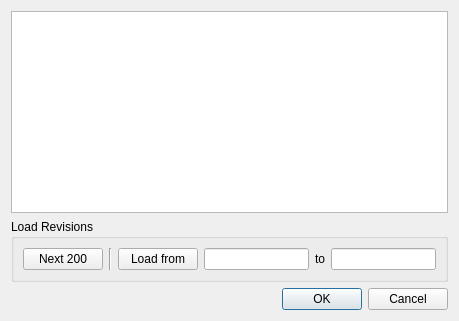
This is forms/LogDialog.ui in feddischson/svn-external-disposer as Qt 5 draws it before an edit. The edited form follows.
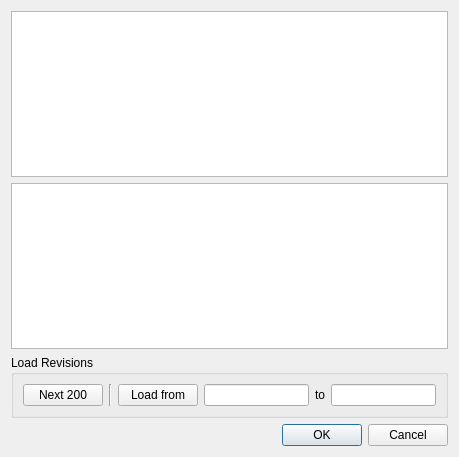
This is the edited form.

Commit message: Adds a extended log-message text-edit to the Log_Dialog.

The edit to the form file:
```diff
--- a/forms/LogDialog.ui
+++ b/forms/LogDialog.ui
@@ -7,17 +7,14 @@
     <x>0</x>
     <y>0</y>
     <width>459</width>
-    <height>321</height>
+    <height>457</height>
    </rect>
   </property>
   <property name="windowTitle">
    <string>Revision-Log Dialog</string>
   </property>
   <layout class="QGridLayout" name="gridLayout_2">
-   <item row="0" column="0">
-    <widget class="QTableWidget" name="log_TW"/>
-   </item>
-   <item row="1" column="0">
+   <item row="2" column="0">
     <widget class="QGroupBox" name="groupBox">
      <property name="title">
       <string>Load Revisions</string>
@@ -60,7 +57,10 @@
      </layout>
     </widget>
    </item>
-   <item row="2" column="0">
+   <item row="0" column="0">
+    <widget class="QTableWidget" name="log_TW"/>
+   </item>
+   <item row="3" column="0">
     <widget class="QDialogButtonBox" name="buttonBox">
      <property name="orientation">
       <enum>Qt::Horizontal</enum>
@@ -70,6 +70,9 @@
      </property>
     </widget>
    </item>
+   <item row="1" column="0">
+    <widget class="QTextEdit" name="message_TE"/>
+   </item>
   </layout>
  </widget>
  <resources/>
```
The commit also changes 2 other files.
